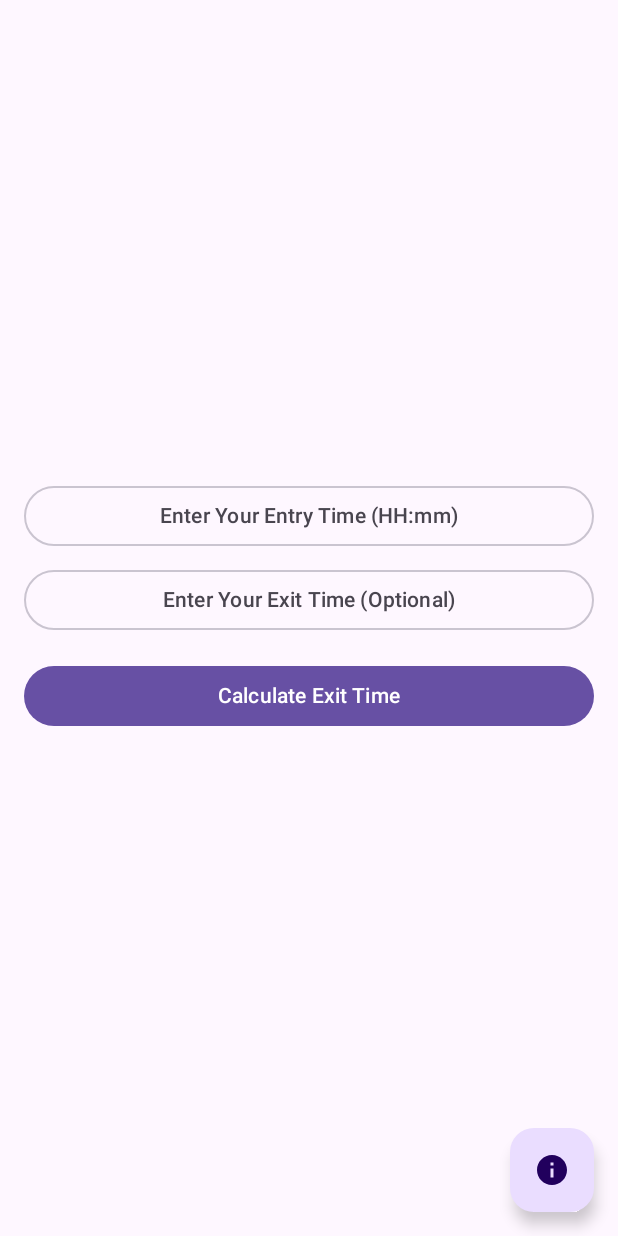
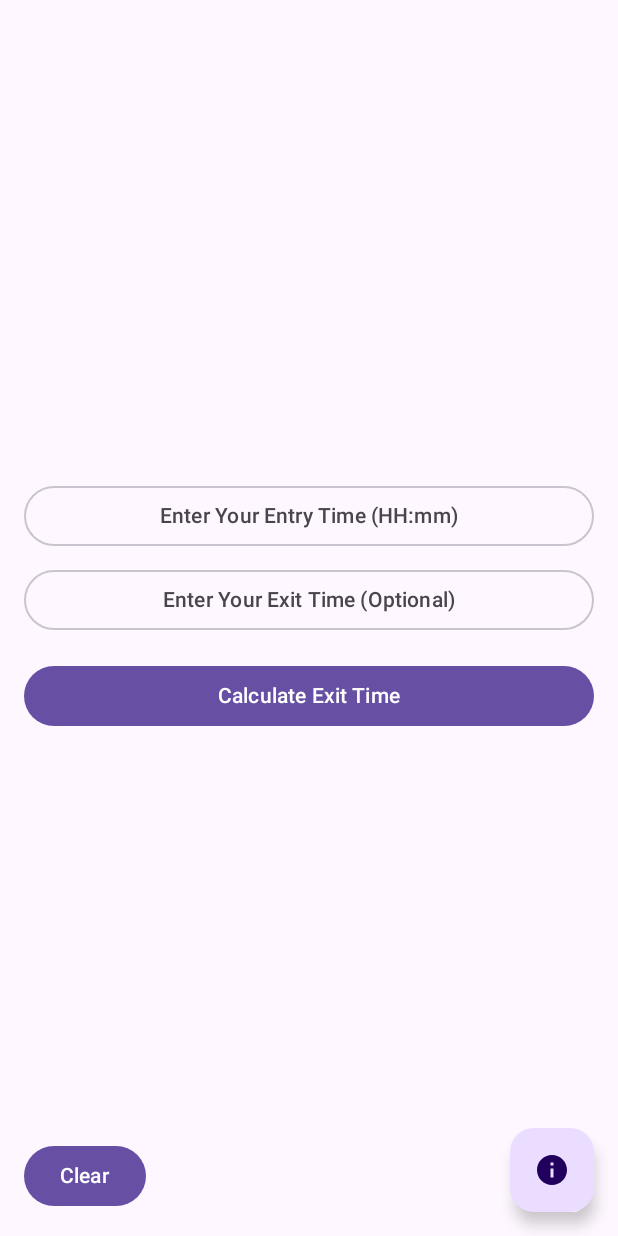
Before and after one commit to MiladFaridnia/KhoroojYar, an Android app built with Jetpack Compose: the screen it shows after launch (MainActivity), on a phone screen of 412 x 824 dp. Run offline under Robolectric (Android 15) with nearby library versions, the phone set to English and light mode, and no system bars.

Commit message:
Feat: V-1.3.0 Add clear inputs button

```diff
--- a/app/build.gradle.kts
+++ b/app/build.gradle.kts
@@ -6,8 +6,8 @@ plugins {
 
 android {
     val versionMajor = 1
-    val versionMinor = 2
-    val versionPatch = 1
+    val versionMinor = 3
+    val versionPatch = 0
     val appName = "KhoroojYar"
     val appVersionCode = versionMajor * 10000 + versionMinor * 100 + versionPatch
     val appVersionName = "$versionMajor.$versionMinor.$versionPatch"
--- a/app/src/main/java/com/faridnia/khoroojyar/presentation/calculate_days_off/CalculateRemainedDaysOff.kt
+++ b/app/src/main/java/com/faridnia/khoroojyar/presentation/calculate_days_off/CalculateRemainedDaysOff.kt
@@ -15,6 +15,7 @@ import androidx.compose.ui.Modifier
 import androidx.compose.ui.graphics.Color
 import androidx.compose.ui.res.stringResource
 import androidx.compose.ui.text.input.KeyboardType
+import androidx.compose.ui.text.style.TextAlign
 import androidx.compose.ui.tooling.preview.Preview
 import androidx.compose.ui.unit.dp
 import androidx.lifecycle.viewmodel.compose.viewModel
@@ -58,7 +59,8 @@ fun CalculateRemainedDaysOff(
                 Text(
                     text = stringResource(R.string.you_have_days_off_remaining, calculatedDaysOff),
                     style = MaterialTheme.typography.titleMedium,
-                    color = Color(0xFF35BD69)
+                    color = Color(0xFF35BD69),
+                    textAlign = TextAlign.Center
                 )
             }
         }
--- a/app/src/main/java/com/faridnia/khoroojyar/ui/ExitTimeCalculator.kt
+++ b/app/src/main/java/com/faridnia/khoroojyar/ui/ExitTimeCalculator.kt
@@ -1,4 +1,3 @@
-
 import androidx.compose.foundation.layout.Arrangement
 import androidx.compose.foundation.layout.Box
 import androidx.compose.foundation.layout.Column
@@ -26,6 +25,7 @@ import androidx.compose.runtime.remember
 import androidx.compose.runtime.setValue
 import androidx.compose.ui.Alignment
 import androidx.compose.ui.Modifier
+import androidx.compose.ui.graphics.Color
 import androidx.compose.ui.platform.LocalSoftwareKeyboardController
 import androidx.compose.ui.res.stringResource
 import androidx.compose.ui.tooling.preview.Preview
@@ -69,7 +69,7 @@ fun ExitTimeCalculator(viewModel: ExitTimeViewModel = viewModel()) {
             closeDialog(false)
         }
 
-    // Box for stacking the FAB on top of the content
+    // Box for stacking content and buttons
     Box(modifier = Modifier.fillMaxSize()) {
         Column(
             modifier = Modifier
@@ -107,7 +107,8 @@ fun ExitTimeCalculator(viewModel: ExitTimeViewModel = viewModel()) {
             state.exitTime.takeIf { it.isNotEmpty() }?.let {
                 Text(
                     text = stringResource(R.string.exit_time, state.exitTime),
-                    style = MaterialTheme.typography.titleLarge
+                    style = MaterialTheme.typography.titleLarge,
+                    color = Color(0xFF35BD69)
                 )
             }
 
@@ -127,7 +128,16 @@ fun ExitTimeCalculator(viewModel: ExitTimeViewModel = viewModel()) {
                 .align(Alignment.BottomEnd)
                 .padding(16.dp)
         ) {
-            Icon(imageVector = Icons.Default.Info, contentDescription = "Info")
+            Icon(imageVector = Icons.Default.Info, contentDescription = stringResource(R.string.clear))
+        }
+
+        Button(
+            onClick = { viewModel.clearEntries() },
+            modifier = Modifier
+                .align(Alignment.BottomStart)
+                .padding(16.dp)
+        ) {
+            Text(text = stringResource(R.string.clear))
         }
     }
 
--- a/app/src/main/res/values/strings.xml
+++ b/app/src/main/res/values/strings.xml
@@ -12,4 +12,5 @@
     <string name="calculate_remained_days_off">Calculate Remained Days Off</string>
     <string name="enter_total_hours">Enter total hours</string>
     <string name="e_g_35">e.g., 35</string>
+    <string name="clear">Clear</string>
 </resources>
```
Also changed, not shown: app/src/main/java/com/faridnia/khoroojyar/ui/ExitTimeViewModel.kt (+12 -1 lines), app/src/main/java/com/faridnia/khoroojyar/ui/component/TimePickerButton.kt (+10 -0 lines).
